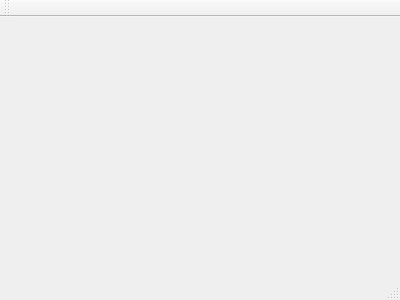
Before: the Qt Designer form src/ginterface/mainwindow.ui in thbonotto/libras-intel, drawn with Qt 5.
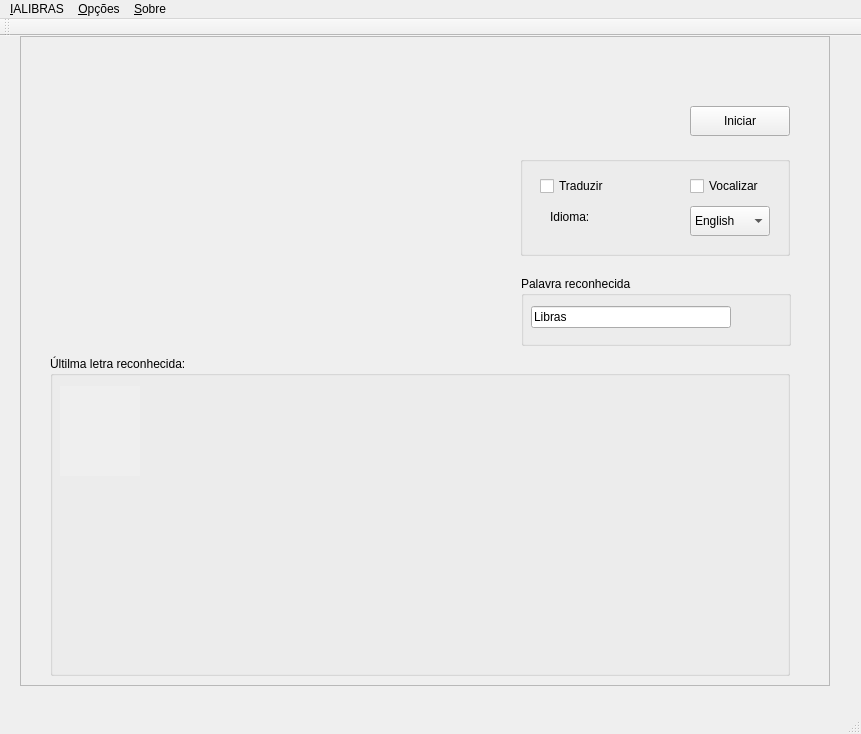
After: the same form once the commit is applied. Icons and pictures are not drawn. Custom widgets are drawn as their Qt base class.

Commit message: Módulo na correlação, imagens adicionadas quando reconhecidas

What changed in the file:
```diff
--- a/src/ginterface/mainwindow.ui
+++ b/src/ginterface/mainwindow.ui
@@ -1,24 +1,782 @@
 <ui version="4.0">
  <class>MainWindow</class>
- <widget class="QMainWindow" name="MainWindow" >
-  <property name="geometry" >
+ <widget class="QMainWindow" name="MainWindow">
+  <property name="geometry">
    <rect>
     <x>0</x>
     <y>0</y>
-    <width>400</width>
-    <height>300</height>
+    <width>861</width>
+    <height>734</height>
    </rect>
   </property>
   <property name="windowTitle" >
    <string>MainWindow</string>
   </property>
-  <widget class="QMenuBar" name="menuBar" />
-  <widget class="QToolBar" name="mainToolBar" />
-  <widget class="QWidget" name="centralWidget" />
-  <widget class="QStatusBar" name="statusBar" />
+  <widget class="QWidget" name="centralWidget">
+   <widget class="Q3Frame" name="frame3">
+    <property name="geometry">
+     <rect>
+      <x>20</x>
+      <y>0</y>
+      <width>810</width>
+      <height>650</height>
+     </rect>
+    </property>
+    <property name="frameShape">
+     <enum>QFrame::StyledPanel</enum>
+    </property>
+    <property name="frameShadow">
+     <enum>QFrame::Raised</enum>
+    </property>
+    <widget class="Q3GroupBox" name="groupBox2">
+     <property name="geometry">
+      <rect>
+       <x>30</x>
+       <y>320</y>
+       <width>740</width>
+       <height>320</height>
+      </rect>
+     </property>
+     <property name="title">
+      <string>Últilma letra reconhecida:</string>
+     </property>
+     <widget class="QLabel" name="pixmapN">
+      <property name="geometry">
+       <rect>
+        <x>330</x>
+        <y>120</y>
+        <width>80</width>
+        <height>90</height>
+       </rect>
+      </property>
+      <property name="pixmap">
+       <pixmap>../../img/alpha_img/N.png</pixmap>
+      </property>
+      <property name="scaledContents">
+       <bool>true</bool>
+      </property>
+      <property name="wordWrap">
+       <bool>false</bool>
+      </property>
+     </widget>
+     <widget class="QLabel" name="pixmapK">
+      <property name="geometry">
+       <rect>
+        <x>90</x>
+        <y>120</y>
+        <width>80</width>
+        <height>90</height>
+       </rect>
+      </property>
+      <property name="pixmap">
+       <pixmap>../../img/alpha_img/K.png</pixmap>
+      </property>
+      <property name="scaledContents">
+       <bool>true</bool>
+      </property>
+      <property name="wordWrap">
+       <bool>false</bool>
+      </property>
+     </widget>
+     <widget class="QLabel" name="pixmapM">
+      <property name="geometry">
+       <rect>
+        <x>250</x>
+        <y>120</y>
+        <width>80</width>
+        <height>90</height>
+       </rect>
+      </property>
+      <property name="pixmap">
+       <pixmap>../../img/alpha_img/M.png</pixmap>
+      </property>
+      <property name="scaledContents">
+       <bool>true</bool>
+      </property>
+      <property name="wordWrap">
+       <bool>false</bool>
+      </property>
+     </widget>
+     <widget class="QLabel" name="pixmapH">
+      <property name="geometry">
+       <rect>
+        <x>570</x>
+        <y>30</y>
+        <width>80</width>
+        <height>90</height>
+       </rect>
+      </property>
+      <property name="pixmap">
+       <pixmap>../../img/alpha_img/H.png</pixmap>
+      </property>
+      <property name="scaledContents">
+       <bool>true</bool>
+      </property>
+      <property name="wordWrap">
+       <bool>false</bool>
+      </property>
+     </widget>
+     <widget class="QLabel" name="pixmapB">
+      <property name="geometry">
+       <rect>
+        <x>90</x>
+        <y>30</y>
+        <width>80</width>
+        <height>90</height>
+       </rect>
+      </property>
+      <property name="pixmap">
+       <pixmap>../../img/alpha_img/B.png</pixmap>
+      </property>
+      <property name="scaledContents">
+       <bool>true</bool>
+      </property>
+      <property name="wordWrap">
+       <bool>false</bool>
+      </property>
+     </widget>
+     <widget class="QLabel" name="pixmapE">
+      <property name="geometry">
+       <rect>
+        <x>330</x>
+        <y>30</y>
+        <width>80</width>
+        <height>90</height>
+       </rect>
+      </property>
+      <property name="pixmap">
+       <pixmap>../../img/alpha_img/E.png</pixmap>
+      </property>
+      <property name="scaledContents">
+       <bool>true</bool>
+      </property>
+      <property name="wordWrap">
+       <bool>false</bool>
+      </property>
+     </widget>
+     <widget class="QLabel" name="pixmapF">
+      <property name="geometry">
+       <rect>
+        <x>410</x>
+        <y>30</y>
+        <width>80</width>
+        <height>90</height>
+       </rect>
+      </property>
+      <property name="pixmap">
+       <pixmap>../../img/alpha_img/F.png</pixmap>
+      </property>
+      <property name="scaledContents">
+       <bool>true</bool>
+      </property>
+      <property name="wordWrap">
+       <bool>false</bool>
+      </property>
+     </widget>
+     <widget class="QLabel" name="pixmapL">
+      <property name="geometry">
+       <rect>
+        <x>170</x>
+        <y>120</y>
+        <width>80</width>
+        <height>90</height>
+       </rect>
+      </property>
+      <property name="pixmap">
+       <pixmap>../../img/alpha_img/L.png</pixmap>
+      </property>
+      <property name="scaledContents">
+       <bool>true</bool>
+      </property>
+      <property name="wordWrap">
+       <bool>false</bool>
+      </property>
+     </widget>
+     <widget class="QLabel" name="pixmapG">
+      <property name="geometry">
+       <rect>
+        <x>490</x>
+        <y>30</y>
+        <width>80</width>
+        <height>90</height>
+       </rect>
+      </property>
+      <property name="pixmap">
+       <pixmap>../../img/alpha_img/G.png</pixmap>
+      </property>
+      <property name="scaledContents">
+       <bool>true</bool>
+      </property>
+      <property name="wordWrap">
+       <bool>false</bool>
+      </property>
+     </widget>
+     <widget class="QLabel" name="pixmapD">
+      <property name="geometry">
+       <rect>
+        <x>250</x>
+        <y>30</y>
+        <width>80</width>
+        <height>90</height>
+       </rect>
+      </property>
+      <property name="pixmap">
+       <pixmap>../../img/alpha_img/D.png</pixmap>
+      </property>
+      <property name="scaledContents">
+       <bool>true</bool>
+      </property>
+      <property name="wordWrap">
+       <bool>false</bool>
+      </property>
+     </widget>
+     <widget class="QLabel" name="pixmapA">
+      <property name="geometry">
+       <rect>
+        <x>10</x>
+        <y>30</y>
+        <width>80</width>
+        <height>90</height>
+       </rect>
+      </property>
+      <property name="autoFillBackground">
+       <bool>true</bool>
+      </property>
+      <property name="pixmap">
+       <pixmap>../../img/alpha_img/A.png</pixmap>
+      </property>
+      <property name="scaledContents">
+       <bool>true</bool>
+      </property>
+      <property name="wordWrap">
+       <bool>false</bool>
+      </property>
+     </widget>
+     <widget class="QLabel" name="pixmapJ">
+      <property name="geometry">
+       <rect>
+        <x>10</x>
+        <y>120</y>
+        <width>80</width>
+        <height>90</height>
+       </rect>
+      </property>
+      <property name="pixmap">
+       <pixmap>../../img/alpha_img/J.png</pixmap>
+      </property>
+      <property name="scaledContents">
+       <bool>true</bool>
+      </property>
+      <property name="wordWrap">
+       <bool>false</bool>
+      </property>
+     </widget>
+     <widget class="QLabel" name="pixmapC">
+      <property name="geometry">
+       <rect>
+        <x>170</x>
+        <y>30</y>
+        <width>80</width>
+        <height>90</height>
+       </rect>
+      </property>
+      <property name="pixmap">
+       <pixmap>../../img/alpha_img/C.png</pixmap>
+      </property>
+      <property name="scaledContents">
+       <bool>true</bool>
+      </property>
+      <property name="wordWrap">
+       <bool>false</bool>
+      </property>
+     </widget>
+     <widget class="QLabel" name="pixmapP">
+      <property name="geometry">
+       <rect>
+        <x>490</x>
+        <y>120</y>
+        <width>80</width>
+        <height>90</height>
+       </rect>
+      </property>
+      <property name="pixmap">
+       <pixmap>../../img/alpha_img/P.png</pixmap>
+      </property>
+      <property name="scaledContents">
+       <bool>true</bool>
+      </property>
+      <property name="wordWrap">
+       <bool>false</bool>
+      </property>
+     </widget>
+     <widget class="QLabel" name="pixmapO">
+      <property name="geometry">
+       <rect>
+        <x>410</x>
+        <y>120</y>
+        <width>80</width>
+        <height>90</height>
+       </rect>
+      </property>
+      <property name="pixmap">
+       <pixmap>../../img/alpha_img/O.png</pixmap>
+      </property>
+      <property name="scaledContents">
+       <bool>true</bool>
+      </property>
+      <property name="wordWrap">
+       <bool>false</bool>
+      </property>
+     </widget>
+     <widget class="QLabel" name="pixmapQ">
+      <property name="geometry">
+       <rect>
+        <x>570</x>
+        <y>120</y>
+        <width>80</width>
+        <height>90</height>
+       </rect>
+      </property>
+      <property name="pixmap">
+       <pixmap>../../img/alpha_img/Q.png</pixmap>
+      </property>
+      <property name="scaledContents">
+       <bool>true</bool>
+      </property>
+      <property name="wordWrap">
+       <bool>false</bool>
+      </property>
+     </widget>
+     <widget class="QLabel" name="pixmapI">
+      <property name="geometry">
+       <rect>
+        <x>650</x>
+        <y>30</y>
+        <width>80</width>
+        <height>90</height>
+       </rect>
+      </property>
+      <property name="pixmap">
+       <pixmap>../../img/alpha_img/I.png</pixmap>
+      </property>
+      <property name="scaledContents">
+       <bool>true</bool>
+      </property>
+      <property name="wordWrap">
+       <bool>false</bool>
+      </property>
+     </widget>
+     <widget class="QLabel" name="pixmapR">
+      <property name="geometry">
+       <rect>
+        <x>650</x>
+        <y>120</y>
+        <width>80</width>
+        <height>90</height>
+       </rect>
+      </property>
+      <property name="pixmap">
+       <pixmap>../../img/alpha_img/R.png</pixmap>
+      </property>
+      <property name="scaledContents">
+       <bool>true</bool>
+      </property>
+      <property name="wordWrap">
+       <bool>false</bool>
+      </property>
+     </widget>
+     <widget class="QLabel" name="pixmapS">
+      <property name="geometry">
+       <rect>
+        <x>10</x>
+        <y>210</y>
+        <width>80</width>
+        <height>90</height>
+       </rect>
+      </property>
+      <property name="pixmap">
+       <pixmap>../../img/alpha_img/S.png</pixmap>
+      </property>
+      <property name="scaledContents">
+       <bool>true</bool>
+      </property>
+      <property name="wordWrap">
+       <bool>false</bool>
+      </property>
+     </widget>
+     <widget class="QLabel" name="pixmapT">
+      <property name="geometry">
+       <rect>
+        <x>90</x>
+        <y>210</y>
+        <width>80</width>
+        <height>90</height>
+       </rect>
+      </property>
+      <property name="pixmap">
+       <pixmap>../../img/alpha_img/T.png</pixmap>
+      </property>
+      <property name="scaledContents">
+       <bool>true</bool>
+      </property>
+      <property name="wordWrap">
+       <bool>false</bool>
+      </property>
+     </widget>
+     <widget class="QLabel" name="pixmapU">
+      <property name="geometry">
+       <rect>
+        <x>170</x>
+        <y>210</y>
+        <width>80</width>
+        <height>90</height>
+       </rect>
+      </property>
+      <property name="pixmap">
+       <pixmap>../../img/alpha_img/U.png</pixmap>
+      </property>
+      <property name="scaledContents">
+       <bool>true</bool>
+      </property>
+      <property name="wordWrap">
+       <bool>false</bool>
+      </property>
+     </widget>
+     <widget class="QLabel" name="pixmapV">
+      <property name="geometry">
+       <rect>
+        <x>250</x>
+        <y>210</y>
+        <width>80</width>
+        <height>90</height>
+       </rect>
+      </property>
+      <property name="pixmap">
+       <pixmap>../../img/alpha_img/V.png</pixmap>
+      </property>
+      <property name="scaledContents">
+       <bool>true</bool>
+      </property>
+      <property name="wordWrap">
+       <bool>false</bool>
+      </property>
+     </widget>
+     <widget class="QLabel" name="pixmapW">
+      <property name="geometry">
+       <rect>
+        <x>330</x>
+        <y>210</y>
+        <width>80</width>
+        <height>90</height>
+       </rect>
+      </property>
+      <property name="pixmap">
+       <pixmap>../../img/alpha_img/W.png</pixmap>
+      </property>
+      <property name="scaledContents">
+       <bool>true</bool>
+      </property>
+      <property name="wordWrap">
+       <bool>false</bool>
+      </property>
+     </widget>
+     <widget class="QLabel" name="pixmapX">
+      <property name="geometry">
+       <rect>
+        <x>410</x>
+        <y>210</y>
+        <width>80</width>
+        <height>90</height>
+       </rect>
+      </property>
+      <property name="pixmap">
+       <pixmap>../../img/alpha_img/X.png</pixmap>
+      </property>
+      <property name="scaledContents">
+       <bool>true</bool>
+      </property>
+      <property name="wordWrap">
+       <bool>false</bool>
+      </property>
+     </widget>
+     <widget class="QLabel" name="pixmapY">
+      <property name="geometry">
+       <rect>
+        <x>490</x>
+        <y>210</y>
+        <width>80</width>
+        <height>90</height>
+       </rect>
+      </property>
+      <property name="pixmap">
+       <pixmap>../../img/alpha_img/Y.png</pixmap>
+      </property>
+      <property name="scaledContents">
+       <bool>true</bool>
+      </property>
+      <property name="wordWrap">
+       <bool>false</bool>
+      </property>
+     </widget>
+     <widget class="QLabel" name="pixmapZ">
+      <property name="geometry">
+       <rect>
+        <x>570</x>
+        <y>210</y>
+        <width>80</width>
+        <height>90</height>
+       </rect>
+      </property>
+      <property name="pixmap">
+       <pixmap>../../img/alpha_img/Z.png</pixmap>
+      </property>
+      <property name="scaledContents">
+       <bool>true</bool>
+      </property>
+      <property name="wordWrap">
+       <bool>false</bool>
+      </property>
+     </widget>
+     <widget class="QLabel" name="pixmapIFSC">
+      <property name="geometry">
+       <rect>
+        <x>650</x>
+        <y>210</y>
+        <width>80</width>
+        <height>90</height>
+       </rect>
+      </property>
+      <property name="pixmap">
+       <pixmap>../../img/alpha_img/ifsc.png</pixmap>
+      </property>
+      <property name="scaledContents">
+       <bool>true</bool>
+      </property>
+      <property name="wordWrap">
+       <bool>false</bool>
+      </property>
+     </widget>
+    </widget>
+    <widget class="Q3ButtonGroup" name="LanguageGroup">
+     <property name="geometry">
+      <rect>
+       <x>500</x>
+       <y>120</y>
+       <width>270</width>
+       <height>100</height>
+      </rect>
+     </property>
+     <property name="title">
+      <string/>
+     </property>
+     <widget class="QCheckBox" name="CB_Vocalize">
+      <property name="geometry">
+       <rect>
+        <x>170</x>
+        <y>20</y>
+        <width>93</width>
+        <height>20</height>
+       </rect>
+      </property>
+      <property name="text">
+       <string>Vocalizar</string>
+      </property>
+     </widget>
+     <widget class="QComboBox" name="ListLanguage">
+      <property name="geometry">
+       <rect>
+        <x>170</x>
+        <y>50</y>
+        <width>80</width>
+        <height>30</height>
+       </rect>
+      </property>
+      <item>
+       <property name="text">
+        <string>English</string>
+       </property>
+      </item>
+      <item>
+       <property name="text">
+        <string>Spanish</string>
+       </property>
+      </item>
+     </widget>
+     <widget class="QCheckBox" name="CB_Translate">
+      <property name="geometry">
+       <rect>
+        <x>20</x>
+        <y>20</y>
+        <width>93</width>
+        <height>20</height>
+       </rect>
+      </property>
+      <property name="text">
+       <string>Traduzir</string>
+      </property>
+     </widget>
+     <widget class="QLabel" name="TLLanguage">
+      <property name="geometry">
+       <rect>
+        <x>30</x>
+        <y>50</y>
+        <width>81</width>
+        <height>21</height>
+       </rect>
+      </property>
+      <property name="text">
+       <string>Idioma:</string>
+      </property>
+      <property name="wordWrap">
+       <bool>false</bool>
+      </property>
+     </widget>
+    </widget>
+    <widget class="Q3GroupBox" name="recognizedWord">
+     <property name="geometry">
+      <rect>
+       <x>501</x>
+       <y>240</y>
+       <width>270</width>
+       <height>70</height>
+      </rect>
+     </property>
+     <property name="title">
+      <string>Palavra reconhecida</string>
+     </property>
+     <widget class="QLineEdit" name="TL_recWord">
+      <property name="geometry">
+       <rect>
+        <x>10</x>
+        <y>30</y>
+        <width>200</width>
+        <height>22</height>
+       </rect>
+      </property>
+      <property name="text">
+       <string>Libras</string>
+      </property>
+     </widget>
+    </widget>
+    <widget class="QPushButton" name="start">
+     <property name="geometry">
+      <rect>
+       <x>670</x>
+       <y>70</y>
+       <width>100</width>
+       <height>30</height>
+      </rect>
+     </property>
+     <property name="text">
+      <string>Iniciar</string>
+     </property>
+    </widget>
+    <widget class="Phonon::VideoWidget" name="VideoWidget">
+     <property name="geometry">
+      <rect>
+       <x>30</x>
+       <y>20</y>
+       <width>411</width>
+       <height>281</height>
+      </rect>
+     </property>
+    </widget>
+   </widget>
+  </widget>
+  <widget class="QMenuBar" name="menuBar">
+   <property name="geometry">
+    <rect>
+     <x>0</x>
+     <y>0</y>
+     <width>861</width>
+     <height>27</height>
+    </rect>
+   </property>
+   <widget class="QMenu" name="menuIALIBRAS">
+    <property name="title">
+     <string>&amp;IALIBRAS</string>
+    </property>
+    <addaction name="actionIniciar"/>
+    <addaction name="actionSair"/>
+   </widget>
+   <widget class="QMenu" name="menuOp_es">
+    <property name="title">
+     <string>&amp;Opções</string>
+    </property>
+    <addaction name="actionFiltros"/>
+    <addaction name="actionC_mera"/>
+   </widget>
+   <widget class="QMenu" name="menuSObre">
+    <property name="title">
+     <string>&amp;Sobre</string>
+    </property>
+   </widget>
+   <addaction name="menuIALIBRAS"/>
+   <addaction name="menuOp_es"/>
+   <addaction name="menuSObre"/>
+  </widget>
+  <widget class="QToolBar" name="mainToolBar">
+   <attribute name="toolBarArea">
+    <enum>TopToolBarArea</enum>
+   </attribute>
+   <attribute name="toolBarBreak">
+    <bool>false</bool>
+   </attribute>
+  </widget>
+  <widget class="QStatusBar" name="statusBar"/>
+  <action name="actionIniciar">
+   <property name="checkable">
+    <bool>false</bool>
+   </property>
+   <property name="text">
+    <string>&amp;Iniciar</string>
+   </property>
+  </action>
+  <action name="actionSair">
+   <property name="checkable">
+    <bool>true</bool>
+   </property>
+   <property name="text">
+    <string>&amp;Sair</string>
+   </property>
+  </action>
+  <action name="actionFiltros">
+   <property name="text">
+    <string>&amp;Filtros</string>
+   </property>
+  </action>
+  <action name="actionC_mera">
+   <property name="text">
+    <string>&amp;Câmera</string>
+   </property>
+  </action>
  </widget>
- <layoutDefault spacing="6" margin="11" />
- <pixmapfunction></pixmapfunction>
+ <layoutdefault spacing="6" margin="11"/>
+ <customwidgets>
+  <customwidget>
+   <class>Phonon::VideoWidget</class>
+   <extends>QWidget</extends>
+   <header location="global">phonon/videowidget.h</header>
+  </customwidget>
+  <customwidget>
+   <class>Q3GroupBox</class>
+   <extends>QGroupBox</extends>
+   <header>Qt3Support/Q3GroupBox</header>
+   <container>1</container>
+  </customwidget>
+  <customwidget>
+   <class>Q3Frame</class>
+   <extends>QFrame</extends>
+   <header>Qt3Support/Q3Frame</header>
+   <container>1</container>
+  </customwidget>
+  <customwidget>
+   <class>Q3ButtonGroup</class>
+   <extends>Q3GroupBox</extends>
+   <header>Qt3Support/Q3ButtonGroup</header>
+   <container>1</container>
+  </customwidget>
+ </customwidgets>
  <resources/>
  <connections/>
 </ui>
```
Left out of the diff: 5 changed lines with no effect on the pictures. The commit also changes 129 other files.
